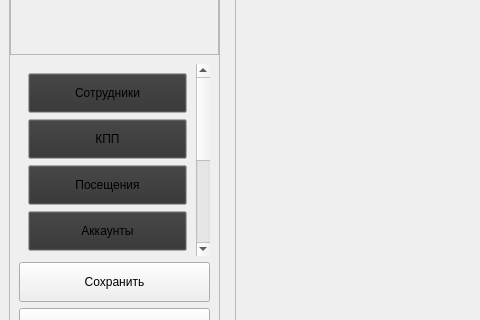
skripach2111/Checkpoint, file Checkpoint_Desktop/mainwindow.ui: the form before one commit; both pictures show x 0 to 480 and y 136 to 456 of the 800 by 600 pixel window.
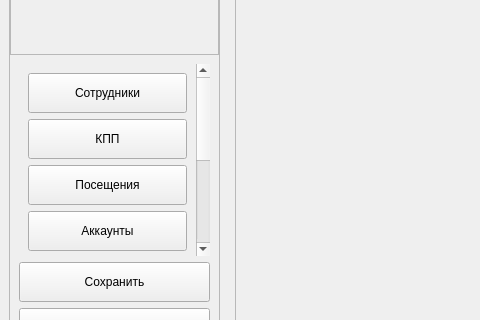
The form after the commit. The open tabs and pages were chosen to show the change. Icons and pictures are not drawn. Custom widgets are drawn as their Qt base class.

Commit message:
[Desktop]  Исправление ошибок
* Исправлена ошибки некорректного отображения стиля кнопок главного меню в боковой панели

* Исправлена ошибка с неправильным отображением текущих параметров в настройках

```diff
--- a/Checkpoint_Desktop/mainwindow.ui
+++ b/Checkpoint_Desktop/mainwindow.ui
@@ -3315,7 +3315,7 @@
                       <rect>
                        <x>0</x>
                        <y>0</y>
-                       <width>128</width>
+                       <width>177</width>
                        <height>392</height>
                       </rect>
                      </property>
@@ -3341,43 +3341,6 @@
                           <height>40</height>
                          </size>
                         </property>
-                        <property name="palette">
-                         <palette>
-                          <active>
-                           <colorrole role="Button">
-                            <brush brushstyle="SolidPattern">
-                             <color alpha="255">
-                              <red>50</red>
-                              <green>50</green>
-                              <blue>50</blue>
-                             </color>
-                            </brush>
-                           </colorrole>
-                          </active>
-                          <inactive>
-                           <colorrole role="Button">
-                            <brush brushstyle="SolidPattern">
-                             <color alpha="255">
-                              <red>50</red>
-                              <green>50</green>
-                              <blue>50</blue>
-                             </color>
-                            </brush>
-                           </colorrole>
-                          </inactive>
-                          <disabled>
-                           <colorrole role="Button">
-                            <brush brushstyle="SolidPattern">
-                             <color alpha="255">
-                              <red>50</red>
-                              <green>50</green>
-                              <blue>50</blue>
-                             </color>
-                            </brush>
-                           </colorrole>
-                          </disabled>
-                         </palette>
-                        </property>
                         <property name="text">
                          <string>Сотрудники</string>
                         </property>
@@ -3400,43 +3363,6 @@
                           <height>40</height>
                          </size>
                         </property>
-                        <property name="palette">
-                         <palette>
-                          <active>
-                           <colorrole role="Button">
-                            <brush brushstyle="SolidPattern">
-                             <color alpha="255">
-                              <red>50</red>
-                              <green>50</green>
-                              <blue>50</blue>
-                             </color>
-                            </brush>
-                           </colorrole>
-                          </active>
-                          <inactive>
-                           <colorrole role="Button">
-                            <brush brushstyle="SolidPattern">
-                             <color alpha="255">
-                              <red>50</red>
-                              <green>50</green>
-                              <blue>50</blue>
-                             </color>
-                            </brush>
-                           </colorrole>
-                          </inactive>
-                          <disabled>
-                           <colorrole role="Button">
-                            <brush brushstyle="SolidPattern">
-                             <color alpha="255">
-                              <red>50</red>
-                              <green>50</green>
-                              <blue>50</blue>
-                             </color>
-                            </brush>
-                           </colorrole>
-                          </disabled>
-                         </palette>
-                        </property>
                         <property name="text">
                          <string>КПП</string>
                         </property>
@@ -3456,43 +3382,6 @@
                           <height>40</height>
                          </size>
                         </property>
-                        <property name="palette">
-                         <palette>
-                          <active>
-                           <colorrole role="Button">
-                            <brush brushstyle="SolidPattern">
-                             <color alpha="255">
-                              <red>50</red>
-                              <green>50</green>
-                              <blue>50</blue>
-                             </color>
-                            </brush>
-                           </colorrole>
-                          </active>
-                          <inactive>
-                           <colorrole role="Button">
-                            <brush brushstyle="SolidPattern">
-                             <color alpha="255">
-                              <red>50</red>
-                              <green>50</green>
-                              <blue>50</blue>
-                             </color>
-                            </brush>
-                           </colorrole>
-                          </inactive>
-                          <disabled>
-                           <colorrole role="Button">
-                            <brush brushstyle="SolidPattern">
-                             <color alpha="255">
-                              <red>50</red>
-                              <green>50</green>
-                              <blue>50</blue>
-                             </color>
-                            </brush>
-                           </colorrole>
-                          </disabled>
-                         </palette>
-                        </property>
                         <property name="text">
                          <string>Посещения</string>
                         </property>
@@ -3512,43 +3401,6 @@
                           <height>40</height>
                          </size>
                         </property>
-                        <property name="palette">
-                         <palette>
-                          <active>
-                           <colorrole role="Button">
-                            <brush brushstyle="SolidPattern">
-                             <color alpha="255">
-                              <red>50</red>
-                              <green>50</green>
-                              <blue>50</blue>
-                             </color>
-                            </brush>
-                           </colorrole>
-                          </active>
-                          <inactive>
-                           <colorrole role="Button">
-                            <brush brushstyle="SolidPattern">
-                             <color alpha="255">
-                              <red>50</red>
-                              <green>50</green>
-                              <blue>50</blue>
-                             </color>
-                            </brush>
-                           </colorrole>
-                          </inactive>
-                          <disabled>
-                           <colorrole role="Button">
-                            <brush brushstyle="SolidPattern">
-                             <color alpha="255">
-                              <red>50</red>
-                              <green>50</green>
-                              <blue>50</blue>
-                             </color>
-                            </brush>
-                           </colorrole>
-                          </disabled>
-                         </palette>
-                        </property>
                         <property name="text">
                          <string>Аккаунты</string>
                         </property>
```
Left out of the diff: 172 changed lines with no effect on the pictures. The commit also changes 1 other file.
